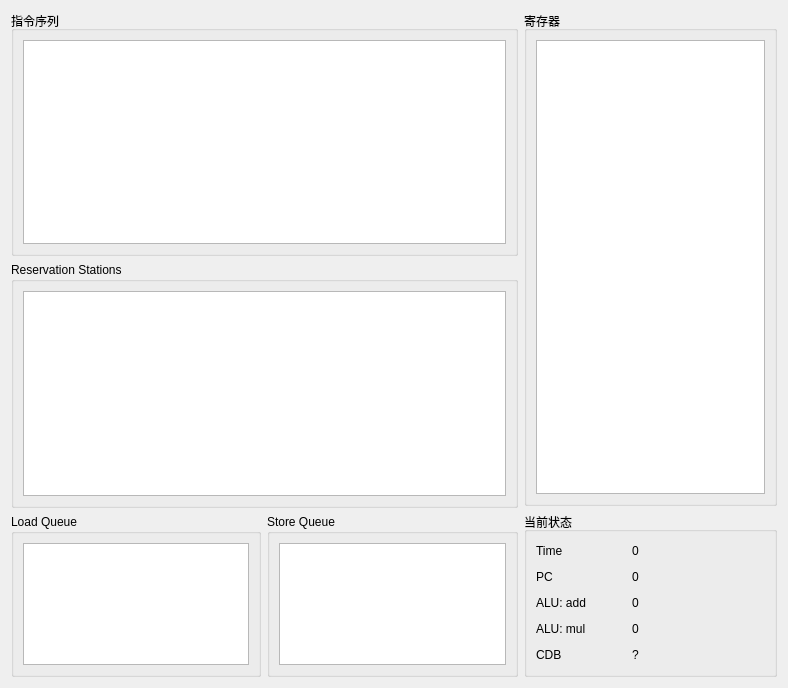
Before: the Qt Designer form View/infotab.ui in t103z/Tomasulo, drawn with Qt 5.
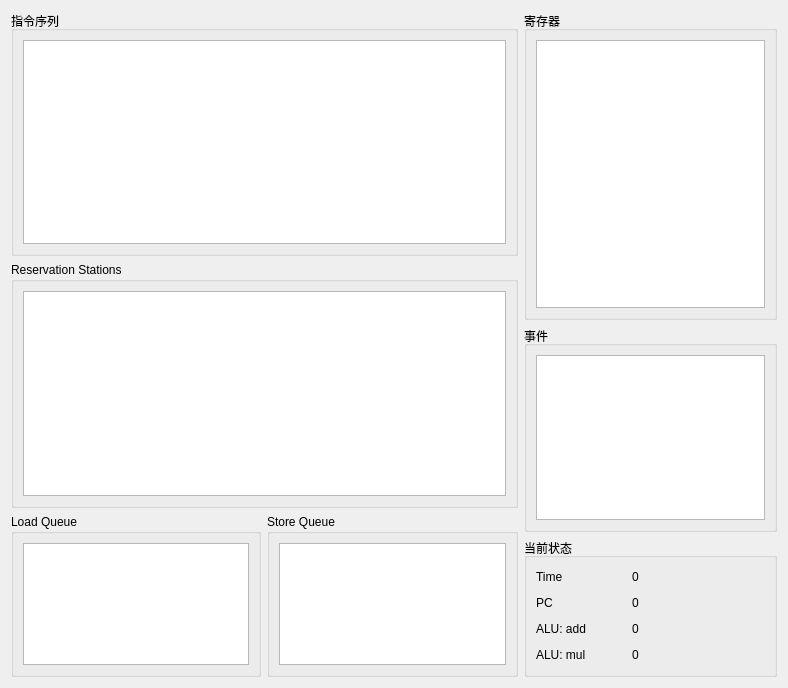
After: the same form once the commit is applied.

Commit message: Add events table but not functional

The edit to the form file:
```diff
--- a/View/infotab.ui
+++ b/View/infotab.ui
@@ -13,7 +13,9 @@
   <property name="windowTitle">
    <string>Form</string>
   </property>
-  <layout class="QHBoxLayout" name="horizontalLayout_8" stretch="2,1">
+  <layout class="QVBoxLayout" name="verticalLayout_5">
+   <item>
+    <layout class="QHBoxLayout" name="horizontalLayout" stretch="2,1">
    <item>
     <layout class="QVBoxLayout" name="loLeft" stretch="3,3,2">
      <item>
@@ -128,7 +130,7 @@
     </layout>
    </item>
    <item>
-    <layout class="QVBoxLayout" name="loRight" stretch="4,1">
+      <layout class="QVBoxLayout" name="IoRight" stretch="3,2,0">
      <item>
       <widget class="QGroupBox" name="groupRegisters">
        <property name="sizePolicy">
@@ -140,7 +142,7 @@
        <property name="title">
         <string>寄存器</string>
        </property>
-       <layout class="QHBoxLayout" name="horizontalLayout_2">
+         <layout class="QVBoxLayout" name="verticalLayout_2">
         <item>
          <widget class="QTableView" name="tableRegs">
           <property name="font">
@@ -156,6 +158,18 @@
        </layout>
       </widget>
      </item>
+       <item>
+        <widget class="QGroupBox" name="groupEvents">
+         <property name="title">
+          <string>事件</string>
+         </property>
+         <layout class="QVBoxLayout" name="verticalLayout">
+          <item>
+           <widget class="QListView" name="listEvents"/>
+          </item>
+         </layout>
+        </widget>
+       </item>
      <item>
       <widget class="QGroupBox" name="groupStatus">
        <property name="title">
@@ -418,75 +432,12 @@
             </item>
            </layout>
           </item>
-          <item>
-           <layout class="QHBoxLayout" name="horizontalLayout_10">
-            <item>
-             <widget class="QLabel" name="labelCDB">
-              <property name="minimumSize">
-               <size>
-                <width>70</width>
-                <height>0</height>
-               </size>
-              </property>
-              <property name="maximumSize">
-               <size>
-                <width>16777215</width>
-                <height>40</height>
-               </size>
-              </property>
-              <property name="font">
-               <font>
-                <family>Microsoft YaHei UI</family>
-                <pointsize>9</pointsize>
-               </font>
-              </property>
-              <property name="text">
-               <string>&lt;html&gt;&lt;head/&gt;&lt;body&gt;&lt;p&gt;CDB&lt;/p&gt;&lt;/body&gt;&lt;/html&gt;</string>
-              </property>
-             </widget>
-            </item>
-            <item>
-             <spacer name="horizontalSpacer_26">
-              <property name="orientation">
-               <enum>Qt::Horizontal</enum>
-              </property>
-              <property name="sizeType">
-               <enum>QSizePolicy::Fixed</enum>
-              </property>
-              <property name="sizeHint" stdset="0">
-               <size>
-                <width>20</width>
-                <height>20</height>
-               </size>
-              </property>
-             </spacer>
-            </item>
-            <item>
-             <widget class="QLabel" name="textCDB">
-              <property name="text">
-               <string>?</string>
-              </property>
-             </widget>
-            </item>
-            <item>
-             <spacer name="horizontalSpacer_27">
-              <property name="orientation">
-               <enum>Qt::Horizontal</enum>
-              </property>
-              <property name="sizeHint" stdset="0">
-               <size>
-                <width>40</width>
-                <height>20</height>
-               </size>
-              </property>
-             </spacer>
-            </item>
            </layout>
           </item>
          </layout>
-        </item>
-       </layout>
-      </widget>
+        </widget>
+       </item>
+      </layout>
      </item>
     </layout>
    </item>
```
Lines whose indentation alone changed are shown as unchanged. The commit also changes 4 other files.
